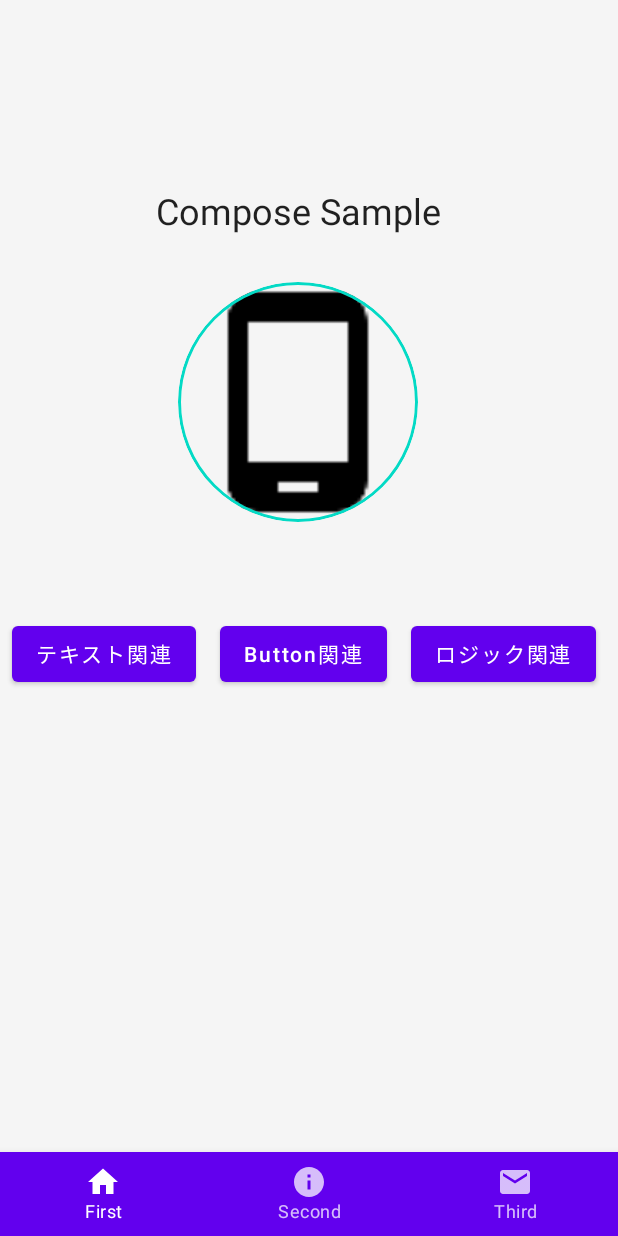
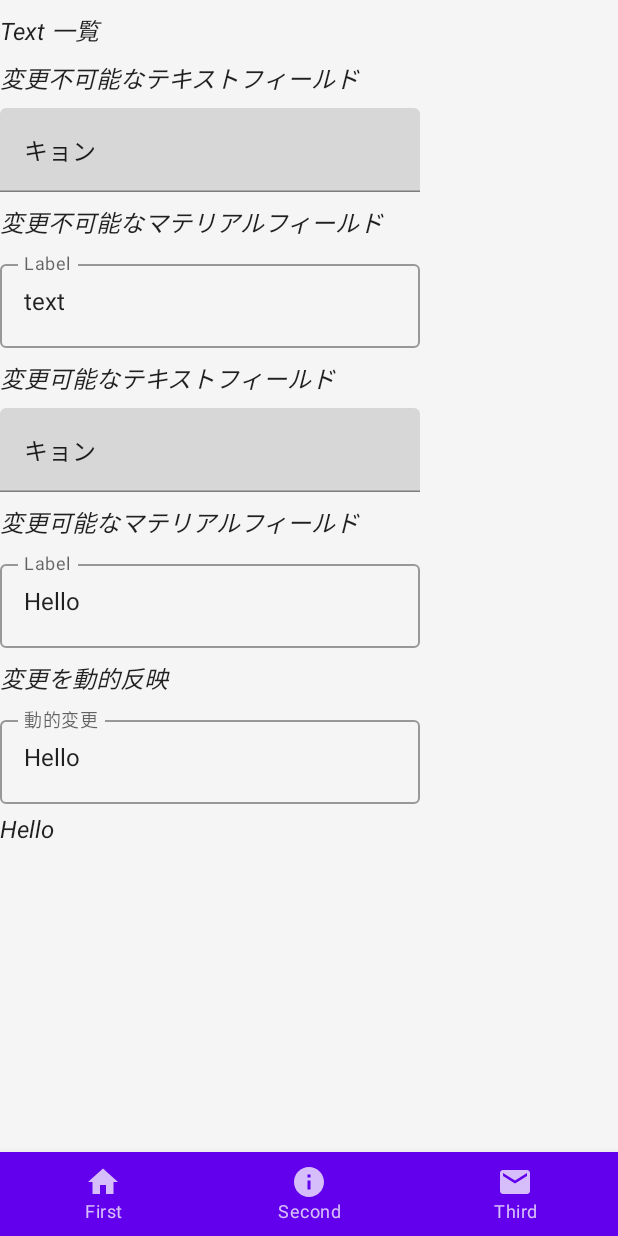
Before and after one commit to hayashitoshiki/ComposeSample, an Android app built with Jetpack Compose: the screen it shows after launch (MainActivity), after a tap on "テキスト関連", on a phone screen of 412 x 824 dp. Run offline under Robolectric (Android 15) with nearby library versions, the phone set to English and light mode, and no system bars; our stand-ins replace constraintlayout-compose.

Commit message:
Text関連サンプル追加

```diff
--- a/app/src/main/java/com/myapp/composesample/ui/MainActivity.kt
+++ b/app/src/main/java/com/myapp/composesample/ui/MainActivity.kt
@@ -24,6 +24,7 @@ import androidx.navigation.compose.rememberNavController
 import com.myapp.composesample.R
 import com.myapp.composesample.ui.center.SecondScreen
 import com.myapp.composesample.ui.left.FirstScreen
+import com.myapp.composesample.ui.left.TextGroupScreen
 import com.myapp.composesample.ui.right.ThirdScreen
 import com.myapp.composesample.util.theme.ComposeSampleTheme
 
@@ -86,6 +87,11 @@ sealed class BottomNavigationScreens(val route: String, @StringRes val resourceI
         "third_fragment_navigate",
         R.string.third_nav,
         Icons.Filled.Email)
+
+    object TextGroupScreen : BottomNavigationScreens(
+        "text_group_fragment_navigate",
+        R.string.third_nav,
+        Icons.Filled.Email)
 }
 
 /**
@@ -101,9 +107,10 @@ fun AppNavHost(
         navController = navController,
         startDestination = BottomNavigationScreens.FirstScreen.route
     ) {
-        composable(route = BottomNavigationScreens.FirstScreen.route) { FirstScreen() }
+        composable(route = BottomNavigationScreens.FirstScreen.route) { FirstScreen(navController) }
         composable(route = BottomNavigationScreens.SecondScreen.route) { SecondScreen() }
         composable(route = BottomNavigationScreens.ThirdScreen.route) { ThirdScreen() }
+        composable(route = BottomNavigationScreens. TextGroupScreen.route) { TextGroupScreen() }
     }
 }
 
--- a/app/src/main/java/com/myapp/composesample/ui/left/FirstScreen.kt
+++ b/app/src/main/java/com/myapp/composesample/ui/left/FirstScreen.kt
@@ -19,25 +19,20 @@ import androidx.compose.ui.tooling.preview.Preview
 import androidx.compose.ui.unit.dp
 import androidx.compose.ui.unit.sp
 import androidx.constraintlayout.compose.ConstraintLayout
+import androidx.navigation.NavHostController
+import androidx.navigation.compose.rememberNavController
 import com.myapp.composesample.R
+import com.myapp.composesample.ui.BottomNavigationScreens
 
 /**
  * 左画面
  *
  */
-@Preview(
-    showBackground = true,
-    name = "Light Mode")
-@Preview(
-    uiMode = Configuration.UI_MODE_NIGHT_YES,
-    showBackground = true,
-    name = "Dark Mode"
-)
 @Composable
-fun FirstScreen() {
+fun FirstScreen(navController: NavHostController) {
     Scaffold(backgroundColor = Color(0xfff5f5f5)) {
         Column(modifier = Modifier.fillMaxWidth()) {
-            ConstraintLayoutContent()
+            ConstraintLayoutContent(navController)
         }
     }
 }
@@ -46,9 +41,8 @@ fun FirstScreen() {
  * コンテンツ
  *
  */
-@Preview(showBackground = true)
 @Composable
-fun ConstraintLayoutContent() {
+fun ConstraintLayoutContent(navController: NavHostController) {
     ConstraintLayout {
         val (title, img, button1, button2, button3) = createRefs()
 
@@ -81,7 +75,15 @@ fun ConstraintLayoutContent() {
 
         // テキストScreenボタン
         Button(
-            onClick = { /* Do something */ },
+            onClick = {
+                navController.navigate(BottomNavigationScreens.TextGroupScreen.route){
+                    popUpTo(BottomNavigationScreens.FirstScreen.route) {
+                        saveState = true
+                    }
+                    launchSingleTop = true
+                    restoreState = true
+                }
+            },
             modifier = Modifier.constrainAs(button1) {
                 start.linkTo(parent.start, margin = 8.dp)
                 bottom.linkTo(parent.bottom, margin = 64.dp)
@@ -114,3 +116,22 @@ fun ConstraintLayoutContent() {
 
     }
 }
+
+
+@Preview(
+    showBackground = true,
+    name = "Light Mode")
+@Preview(
+    uiMode = Configuration.UI_MODE_NIGHT_YES,
+    showBackground = true,
+    name = "Dark Mode"
+)
+@Composable
+fun FirstScreenDemo() {
+    val navController = rememberNavController()
+    Scaffold(backgroundColor = Color(0xfff5f5f5)) {
+        Column(modifier = Modifier.fillMaxWidth()) {
+            ConstraintLayoutContent(navController)
+        }
+    }
+}
--- /dev/null
+++ b/app/src/main/java/com/myapp/composesample/ui/left/TextGroupScreen.kt
@@ -0,0 +1,120 @@
+package com.myapp.composesample.ui.left
+
+import android.content.res.Configuration
+import androidx.compose.foundation.layout.Column
+import androidx.compose.foundation.layout.fillMaxWidth
+import androidx.compose.foundation.layout.padding
+import androidx.compose.material.*
+import androidx.compose.runtime.Composable
+import androidx.compose.runtime.mutableStateOf
+import androidx.compose.runtime.remember
+import androidx.compose.ui.Modifier
+import androidx.compose.ui.graphics.Color
+import androidx.compose.ui.text.font.FontStyle
+import androidx.compose.ui.tooling.preview.Preview
+import androidx.compose.ui.unit.dp
+
+/**
+ * テキスト関連画面
+ *
+ */
+@Preview(
+    showBackground = true,
+    name = "Light Mode"
+)
+@Preview(
+    uiMode = Configuration.UI_MODE_NIGHT_YES,
+    showBackground = true,
+    name = "Dark Mode"
+)
+@Composable
+fun TextGroupScreen() {
+    Scaffold(backgroundColor = Color(0xfff5f5f5)) {
+        Column(modifier = Modifier.fillMaxWidth()) {
+            textScreenMainContent()
+        }
+    }
+}
+
+/**
+ * コンテンツ
+ *
+ */
+@Preview(showBackground = true)
+@Composable
+fun textScreenMainContent() {
+    Column {
+
+        // テキスト
+        Text(
+            "Text 一覧",
+            fontStyle = FontStyle.Italic,
+            modifier = Modifier.padding(top = 8.dp)
+        )
+
+        // テキストフィールド
+        TextScreenSubTitle("変更不可能なテキストフィールド")
+        TextField(
+            value = "キョン",
+            onValueChange = {},
+            modifier = Modifier.padding(top = 8.dp)
+        )
+
+        // マテリアルテキストフィールド
+        TextScreenSubTitle("変更不可能なマテリアルフィールド")
+        OutlinedTextField(
+            value = "text",
+            onValueChange = {  },
+            label = { Text("Label") },
+            modifier = Modifier.padding(top = 8.dp),
+        )
+
+        // 変更可能なテキストフィールド
+        TextScreenSubTitle("変更可能なテキストフィールド")
+        val fieldValue = remember { mutableStateOf("キョン") }
+        TextField(
+            value = fieldValue.value,
+            onValueChange = { newValue -> fieldValue.value = newValue },
+            modifier = Modifier.padding(top = 8.dp)
+        )
+
+        // 変更可能なマテリアルフィールド
+        TextScreenSubTitle("変更可能なマテリアルフィールド")
+        val text  = remember { mutableStateOf("Hello") }
+        OutlinedTextField(
+            value = text.value,
+            onValueChange = { text.value = it },
+            label = { Text("Label") },
+            modifier = Modifier.padding(top = 8.dp)
+        )
+
+        // 変更可能なマテリアルフィールド
+        TextScreenSubTitle("変更を動的反映")
+        val text2  = remember { mutableStateOf("Hello") }
+        OutlinedTextField(
+            value = text2.value,
+            onValueChange = { text2.value = it },
+            label = { Text("動的変更") },
+            modifier = Modifier.padding(top = 8.dp)
+        )
+
+        // テキスト
+        Text(
+            text2.value,
+            fontStyle = FontStyle.Italic,
+            modifier = Modifier.padding(top = 8.dp)
+        )
+
+    }
+
+}
+
+@Composable
+fun TextScreenSubTitle(title: String) {
+    // テキスト
+    Text(
+        title,
+        fontStyle = FontStyle.Italic,
+        modifier = Modifier.padding(top = 8.dp)
+    )
+}
```
